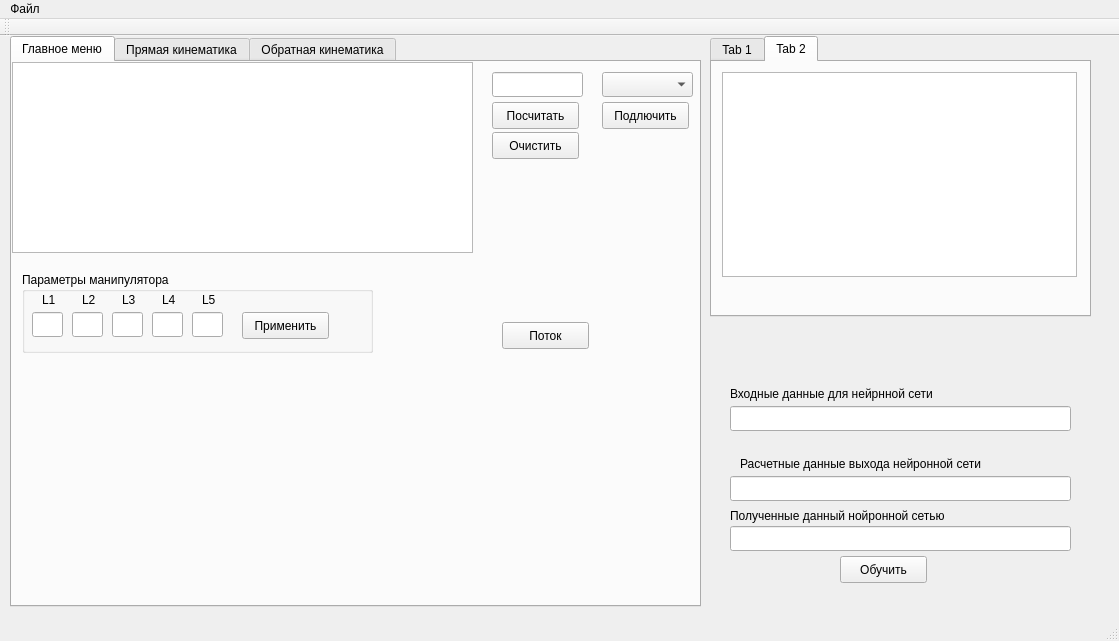
First picture: the form in mainwindow.ui, repository inthedark122/nn, before the edit.
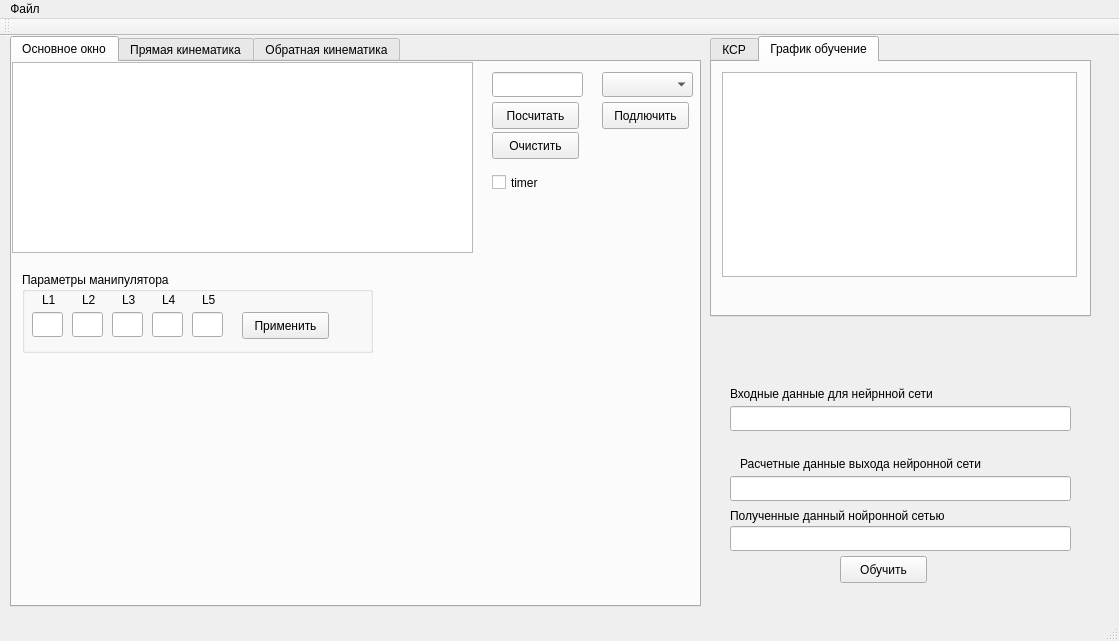
Second picture: the form after the edit.

```diff
--- a/mainwindow.ui
+++ b/mainwindow.ui
@@ -28,7 +28,7 @@
     </property>
     <widget class="QWidget" name="tab">
      <attribute name="title">
-      <string>Главное меню</string>
+      <string>Основное окно</string>
      </attribute>
      <widget class="QTextEdit" name="textEdit">
       <property name="geometry">
@@ -240,17 +240,17 @@
        </property>
       </widget>
      </widget>
-     <widget class="QPushButton" name="tread_action">
+     <widget class="QCheckBox" name="timer_check">
       <property name="geometry">
        <rect>
-        <x>490</x>
-        <y>260</y>
-        <width>87</width>
-        <height>27</height>
+        <x>480</x>
+        <y>110</y>
+        <width>90</width>
+        <height>21</height>
        </rect>
       </property>
       <property name="text">
-       <string>Поток</string>
+       <string>timer</string>
       </property>
      </widget>
     </widget>
@@ -1001,7 +1001,7 @@
     </property>
     <widget class="QWidget" name="tab_4">
      <attribute name="title">
-      <string>Tab 1</string>
+      <string>КСР</string>
      </attribute>
      <widget class="QGraphicsView" name="graphicsView">
       <property name="geometry">
@@ -1016,7 +1016,7 @@
     </widget>
     <widget class="QWidget" name="tab_5">
      <attribute name="title">
-      <string>Tab 2</string>
+      <string>График обучение</string>
      </attribute>
      <widget class="QGraphicsView" name="graphicsNNTeach">
       <property name="geometry">
```
